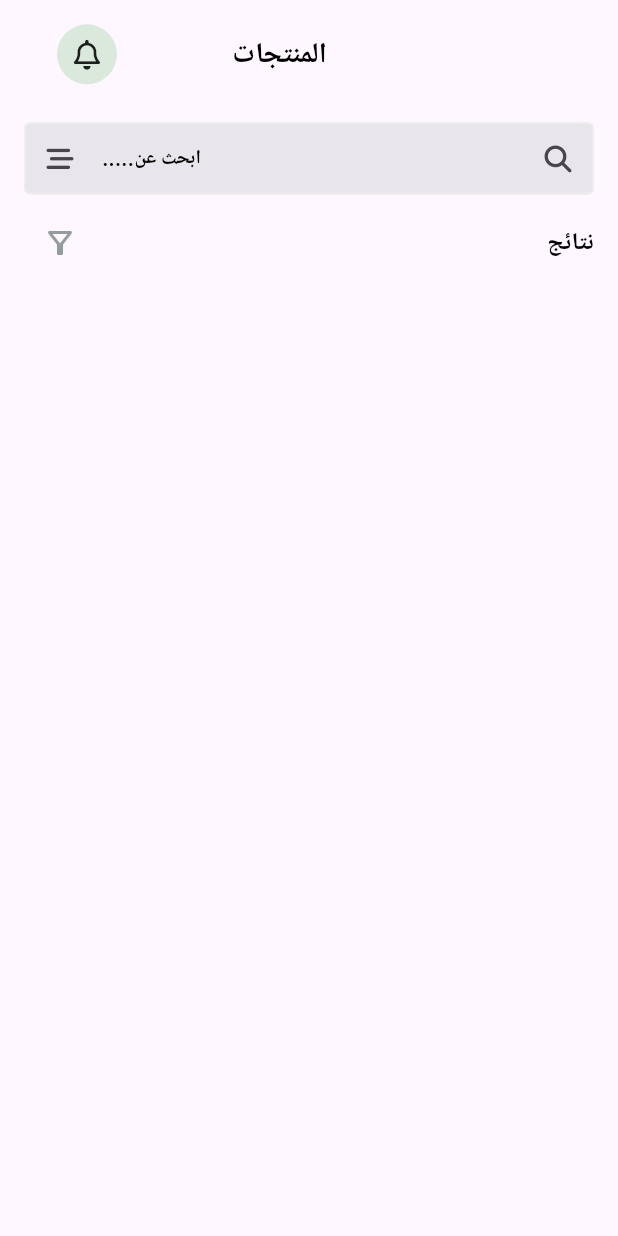
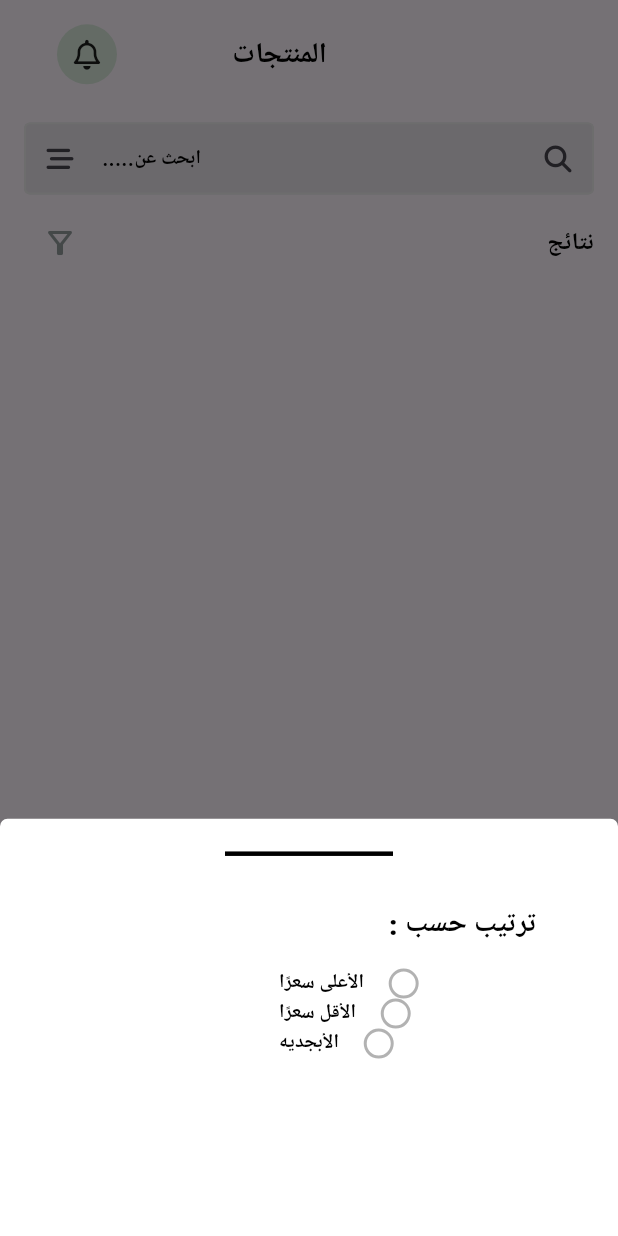
Before and after one commit to He9sham/Fruit-HUB, a Flutter app: the ProductView screen opened directly, after a tap on the "filter alt" icon, on a phone screen of 412 x 824 dp. Run offline on Flutter 3.47's test engine with Material 3 defaults, Android fonts, the phone set to English and light mode, and no system bars; our stand-ins replace awesome_dialog, bloc, cloud_firestore, dartz, firebase_auth, firebase_core and 12 more; missing offline and left inert: cuberto_bottom_bar; accounts and stored records are empty; Roboto replaces fonts that are missing (Cairo).

Commit message:
feat: add draggable bottom sheet for sorting options in RowTextandIcon widget; implement RowTextChosse for display stiil work this feature

```diff
--- a/lib/feature/home/view/widgets/row_text.dart
+++ b/lib/feature/home/view/widgets/row_text.dart
@@ -1,3 +1,6 @@
+import 'dart:ui';
+
+import 'package:commerce_hub/core/helper/spacing.dart';
 import 'package:flutter/material.dart';
 
 import '../../../../core/theming/styles.dart';
@@ -16,12 +19,118 @@ class RowTextandIcon extends StatelessWidget {
         ),
         const Spacer(),
         IconButton(
-          onPressed: () {},
+          onPressed: () {
+            showDargSheet(context);
+          },
           icon: const Icon(
             Icons.filter_alt_outlined,
             color: Color(0xff949D9E),
           ),
-        )
+        ),
+      ],
+    );
+  }
+
+  void showDargSheet(BuildContext context) {
+    BackdropFilter(
+      filter: ImageFilter.blur(sigmaX: 50, sigmaY: 50),
+      child: Container(
+        color: Colors.black.withValues(alpha: 0.4),
+      ),
+    );
+    showModalBottomSheet(
+      backgroundColor: Colors.transparent,
+      context: context,
+      builder: (context) {
+        return DraggableScrollableSheet(
+          initialChildSize: 0.60,
+          minChildSize: 0.3,
+          maxChildSize: 0.6,
+          builder: (context, scrollController) {
+            return Container(
+              decoration: const BoxDecoration(
+                color: Colors.white,
+                borderRadius: BorderRadius.only(
+                  topLeft: Radius.circular(5),
+                  topRight: Radius.circular(5),
+                ),
+              ),
+              child: Column(
+                mainAxisSize: MainAxisSize.min,
+                children: [
+                  verticalSpace(15),
+                  Divider(
+                    thickness: 3,
+                    indent: 150,
+                    endIndent: 150,
+                    color: Colors.black,
+                  ),
+                  verticalSpace(25),
+                  Padding(
+                    padding: const EdgeInsets.only(left: 170),
+                    child: Padding(
+                      padding: const EdgeInsets.symmetric(horizontal: 16),
+                      child: Column(
+                        children: [
+                          Text(
+                            '       : ترتيب حسب',
+                            style: Styles.textappBar.copyWith(
+                              fontWeight: FontWeight.w800,
+                            ),
+                          ),
+                          verticalSpace(15),
+                          RowTextChosse(
+                            text: 'الأعلى سعرًا',
+                          ),
+
+                          RowTextChosse(
+                            text: 'الأقل سعرًا',
+                          ),
+
+                          RowTextChosse(
+                            text: 'الأبجديه',
+                          ),
+                        ],
+                      ),
+                    ),
+                  )
+                ],
+              ),
+            );
+          },
+        );
+      },
+    );
+  }
+}
+
+class RowTextChosse extends StatelessWidget {
+  const RowTextChosse({super.key, required this.text});
+  final String text;
+  @override
+  Widget build(BuildContext context) {
+    return Row(
+      children: [
+        Text(
+          text,
+          style: Styles.textbuttom16White.copyWith(
+            color: Colors.black,
+            fontSize: 13,
+          ),
+        ),
+        horizontalSpace(15),
+        Container(
+          width: 20,
+          height: 20,
+          decoration: BoxDecoration(
+            shape: BoxShape.circle,
+            border: Border.all(
+                color: Colors.black.withValues(
+                  alpha: 0.3,
+                ),
+                width: 2),
+          ),
+        ),
       ],
     );
   }
```
